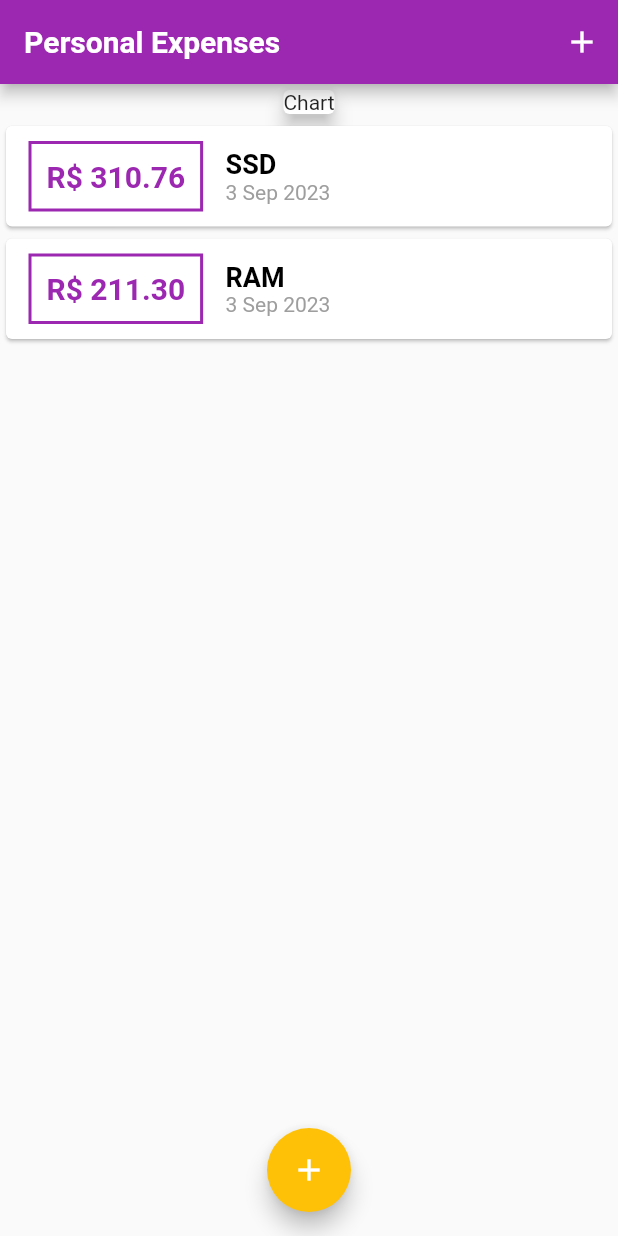
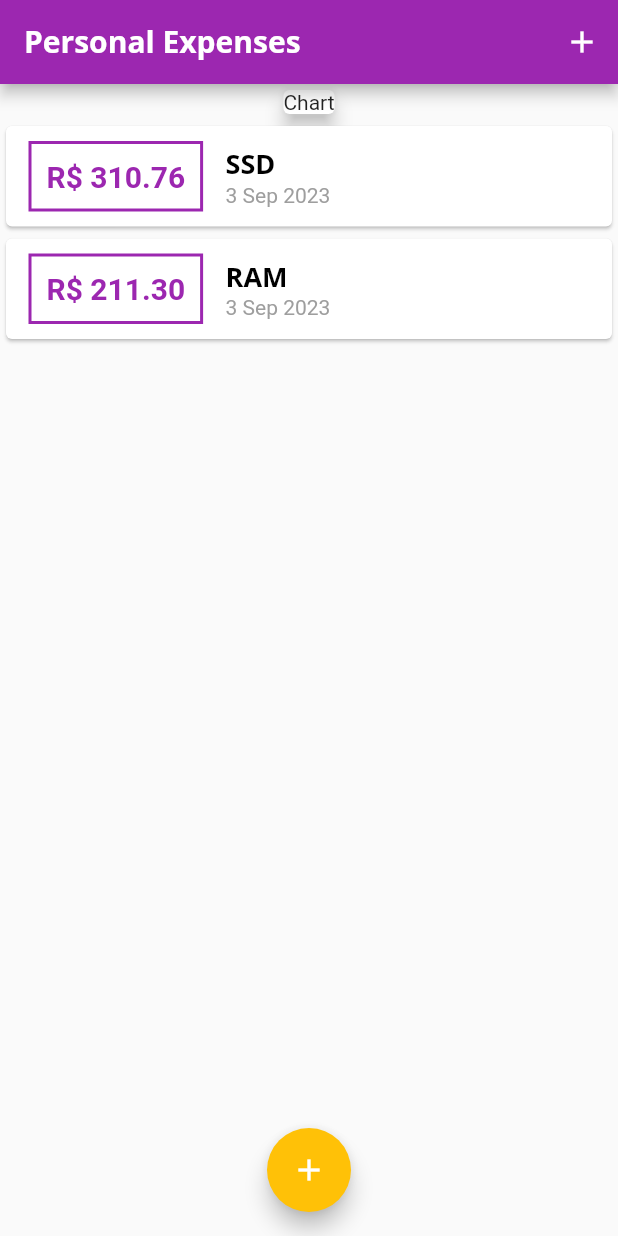
Before and after one commit to FLCampa/personal-expenses, a Flutter app: the screen it shows after launch, on a phone screen of 412 x 824 dp. Run offline on Flutter 3.47's test engine with Material 2 defaults, Android fonts, the phone set to English and light mode, and no system bars.

Commit message:
fix: custom font declaration in pubspec

```diff
--- a/lib/main.dart
+++ b/lib/main.dart
@@ -24,7 +24,7 @@ class ExpensesApp extends StatelessWidget {
         ),
         textTheme: myTheme.textTheme.copyWith(
           titleMedium: TextStyle(
-            fontFamily: 'Roboto',
+            fontFamily: 'OpenSans',
             fontSize: 18,
             fontWeight: FontWeight.bold,
             color: Colors.black,
```
Also changed, not shown: pubspec.yaml (+12 -11 lines), assets/fonts/Poppins-Bold.ttf (added), assets/fonts/Poppins-Regular.ttf (added), assets/fonts/Roboto-Bold.ttf (deleted), assets/fonts/Roboto-Regular.ttf (deleted).
